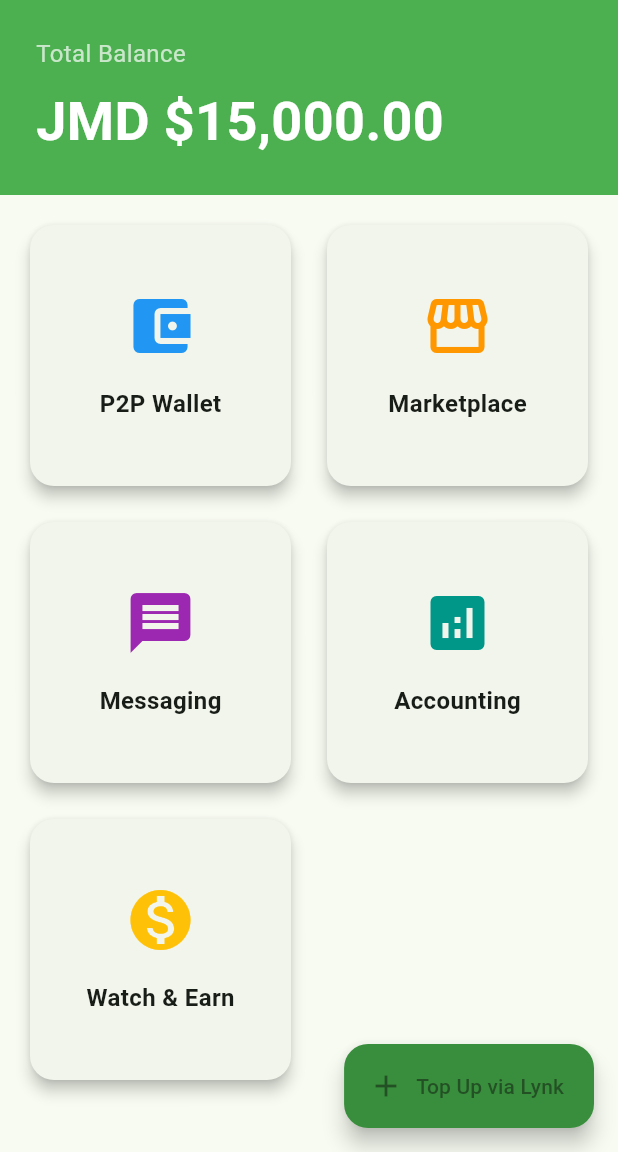
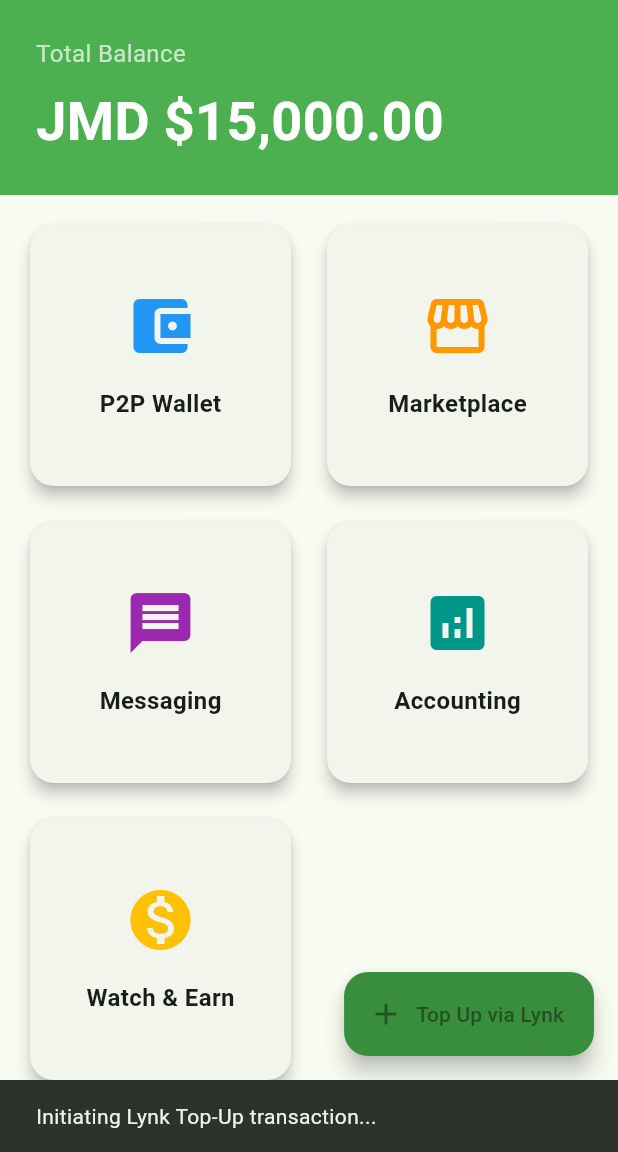
Before and after one commit to HixroyWalker/kivo-super-app, a Flutter app: the screen it shows after launch, after a tap on "Sign in with Google", after a tap on "Top Up via Lynk", on a phone screen of 412 x 824 dp, the part 84-1236 px from its top. Run offline on Flutter 3.47's test engine with Material 3 defaults, Android fonts, the phone set to English and light mode, and no system bars; our stand-ins replace firebase_core, firebase_messaging; accounts and stored records are empty.

Commit message:
Prepare release 1.0.1+2: bump version and complete mobile screens for TestFlight and Google Play Store

```diff
--- a/mobile/lib/features/dashboard/screens/dashboard_screen.dart
+++ b/mobile/lib/features/dashboard/screens/dashboard_screen.dart
@@ -62,7 +62,12 @@ class DashboardScreen extends StatelessWidget {
       ),
       floatingActionButton: FloatingActionButton.extended(
         onPressed: () {
-          // TODO: Trigger Lynk API Top-Up
+          ScaffoldMessenger.of(context).showSnackBar(
+            const SnackBar(
+              content: Text('Initiating Lynk Top-Up transaction...'),
+              duration: Duration(seconds: 2),
+            ),
+          );
         },
         label: const Text('Top Up via Lynk'),
         icon: const Icon(Icons.add),
--- a/mobile/lib/features/messaging/screens/chat_detail_screen.dart
+++ b/mobile/lib/features/messaging/screens/chat_detail_screen.dart
@@ -21,7 +21,6 @@ class _ChatDetailScreenState extends State<ChatDetailScreen> {
       _messages.add(_controller.text.trim());
       _controller.clear();
     });
-    // TODO: Connect to ApiClient to send message to /api/messaging/room/:roomId/messages
   }
 
   @override
--- a/mobile/lib/main.dart
+++ b/mobile/lib/main.dart
@@ -9,8 +9,11 @@ import 'features/accounting/screens/accounting_screen.dart';
 
 void main() async {
   WidgetsFlutterBinding.ensureInitialized();
-  // TODO: Add firebase options for environment
-  // await Firebase.initializeApp();
+  try {
+    await Firebase.initializeApp();
+  } catch (e) {
+    debugPrint('Firebase init fallback: $e');
+  }
   runApp(const KivoApp());
 }
 
--- a/mobile/pubspec.yaml
+++ b/mobile/pubspec.yaml
@@ -2,7 +2,7 @@ name: kivo
 description: A closed-loop Super App for the Jamaican market.
 publish_to: 'none'
 
-version: 1.0.0+1
+version: 1.0.1+2
 
 environment:
   sdk: '>=3.0.0 <4.0.0'
```
Also changed, not shown: mobile/lib/features/auth/screens/login_screen.dart (+10 -5 lines).
